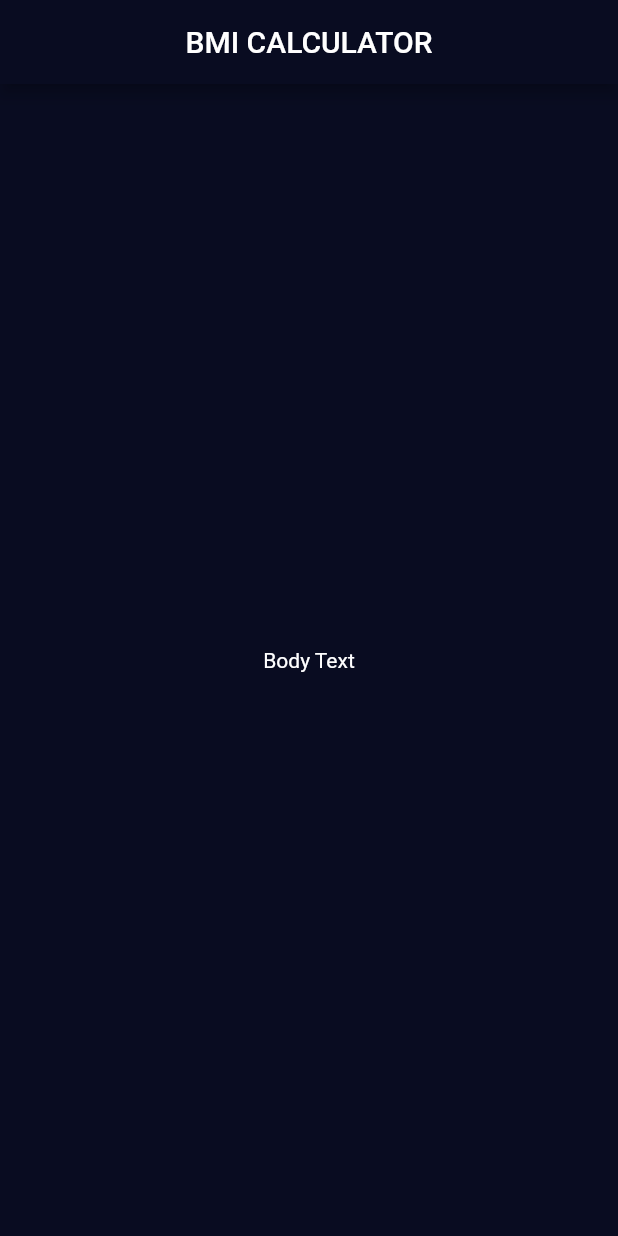
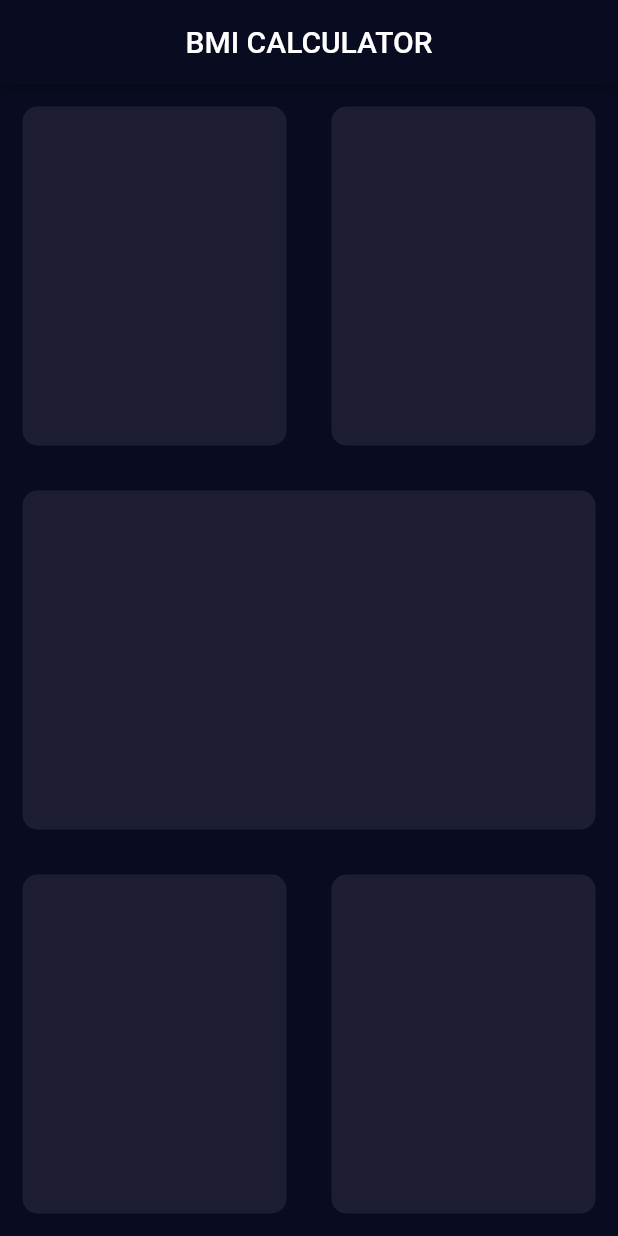
Before and after one commit to rohitsinghkcodes/BMI-Calculator, a Flutter app: the screen it shows after launch, on a phone screen of 412 x 824 dp. Run offline on Flutter 3.47's test engine with Material 2 defaults, Android fonts, the phone set to English and light mode, and no system bars.

Commit message:
Basic Skeleton structure of first page completed

```diff
--- a/lib/InputPage.dart
+++ b/lib/InputPage.dart
@@ -12,8 +12,61 @@ class _InputPageState extends State<InputPage> {
       appBar: AppBar(
         title: Center(child: Text('BMI CALCULATOR')),
       ),
-      body: Center(
-        child: Text('Body Text'),
+      body: Column(
+        children: <Widget>[
+          Expanded(
+            child: Row(
+              children: <Widget>[
+                Expanded(
+                  child: Container(
+                    margin: EdgeInsets.all(15.0),
+                    decoration: BoxDecoration(
+                        borderRadius: BorderRadius.circular(10.0),
+                        color: Color(0xFF1D1E33)),
+                  ),
+                ),
+                Expanded(
+                  child: Container(
+                    margin: EdgeInsets.all(15.0),
+                    decoration: BoxDecoration(
+                        borderRadius: BorderRadius.circular(10.0),
+                        color: Color(0xFF1D1E33)),
+                  ),
+                ),
+              ],
+            ),
+          ),
+          Expanded(
+            child: Container(
+              margin: EdgeInsets.all(15.0),
+              decoration: BoxDecoration(
+                  borderRadius: BorderRadius.circular(10.0),
+                  color: Color(0xFF1D1E33)),
+            ),
+          ),
+          Expanded(
+            child: Row(
+              children: <Widget>[
+                Expanded(
+                  child: Container(
+                    margin: EdgeInsets.all(15.0),
+                    decoration: BoxDecoration(
+                        borderRadius: BorderRadius.circular(10.0),
+                        color: Color(0xFF1D1E33)),
+                  ),
+                ),
+                Expanded(
+                  child: Container(
+                    margin: EdgeInsets.all(15.0),
+                    decoration: BoxDecoration(
+                        borderRadius: BorderRadius.circular(10.0),
+                        color: Color(0xFF1D1E33)),
+                  ),
+                ),
+              ],
+            ),
+          ),
+        ],
       ),
     );
   }
```
